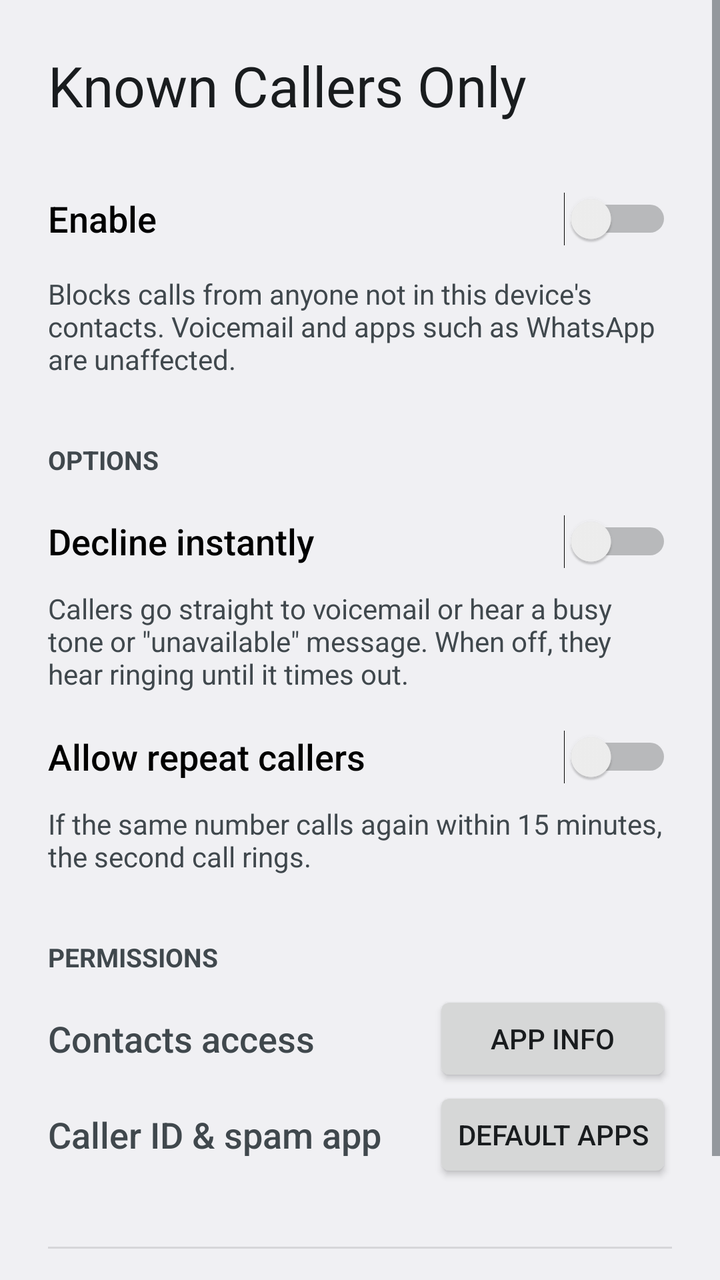
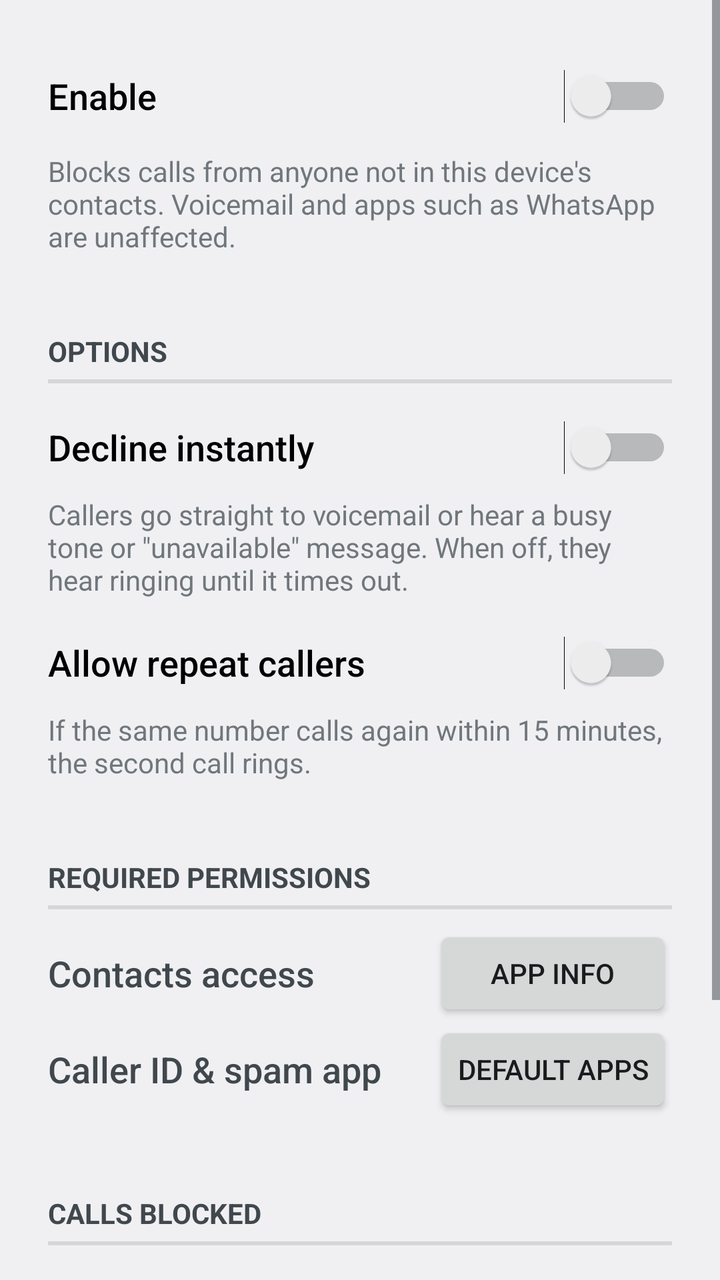

Screens rendered from an Android XML layout before and after an edit, with the pre-edit source and the edit as a unified diff.
<!-- AndroidManifest.xml: application theme AppTheme -->
<!-- res/layout/activity_main.xml -->
<?xml version="1.0" encoding="utf-8"?>
<ScrollView xmlns:android="http://schemas.android.com/apk/res/android"
    android:layout_width="match_parent"
    android:layout_height="match_parent"
    android:id="@+id/root">

    <LinearLayout
        android:layout_width="match_parent"
        android:layout_height="wrap_content"
        android:orientation="vertical"
        android:padding="24dp">

        <TextView
            android:layout_width="wrap_content"
            android:layout_height="wrap_content"
            android:text="@string/app_name"
            android:textAppearance="?android:attr/textAppearanceLarge"
            android:textSize="28sp" />

        <Switch
            android:id="@+id/toggle"
            android:layout_width="match_parent"
            android:layout_height="wrap_content"
            android:layout_marginTop="24dp"
            android:minHeight="48dp"
            android:text="@string/toggle"
            android:textAppearance="?android:attr/textAppearanceMedium" />

        <TextView
            android:layout_width="match_parent"
            android:layout_height="wrap_content"
            android:layout_marginTop="4dp"
            android:textSize="14sp"
            android:text="@string/description"
            android:textColor="?android:attr/textColorSecondary" />

        
        <LinearLayout
            android:id="@+id/stats"
            android:layout_width="match_parent"
            android:layout_height="wrap_content"
            android:orientation="vertical"
            android:visibility="gone">

            <TextView
                android:layout_width="wrap_content"
                android:layout_height="wrap_content"
                android:layout_marginTop="32dp"
                android:layout_marginBottom="8dp"
                android:text="@string/blocked_calls"
                android:textAllCaps="true"
                android:textColor="?android:attr/textColorSecondary"
                android:textSize="13sp"
                android:textStyle="bold" />

            <TableLayout
                android:layout_width="match_parent"
                android:layout_height="wrap_content"
                android:stretchColumns="1"
                android:shrinkColumns="1">

                <TableRow android:paddingVertical="4dp">

                    <TextView
                        android:text="@string/stats_total"
                        android:textAppearance="?android:attr/textAppearanceMedium"
                        android:textSize="15sp" />

                    <TextView
                        android:id="@+id/stats_total"
                        android:gravity="end"
                        android:textAppearance="?android:attr/textAppearanceMedium"
                        android:textSize="15sp" />
                </TableRow>

                <TableRow android:paddingVertical="4dp">

                    <TextView
                        android:text="@string/stats_recent"
                        android:textAppearance="?android:attr/textAppearanceMedium"
                        android:textSize="15sp" />

                    <TextView
                        android:id="@+id/stats_recent"
                        android:autoLink="phone"
                        android:gravity="end"
                        android:textAppearance="?android:attr/textAppearanceMedium"
                        android:textIsSelectable="true"
                        android:textSize="15sp" />
                </TableRow>
            </TableLayout>
        </LinearLayout>

        
        <LinearLayout
            android:id="@+id/options"
            android:layout_width="match_parent"
            android:layout_height="wrap_content"
            android:orientation="vertical">

            <TextView
                android:layout_width="wrap_content"
                android:layout_height="wrap_content"
                android:layout_marginTop="32dp"
                android:text="@string/options"
                android:textAllCaps="true"
                android:textColor="?android:attr/textColorSecondary"
                android:textSize="13sp"
                android:textStyle="bold" />

            <Switch
                android:id="@+id/instant_decline"
                android:layout_width="match_parent"
                android:layout_height="wrap_content"
                android:layout_marginTop="8dp"
                android:minHeight="48dp"
                android:text="@string/instant_decline"
                android:textAppearance="?android:attr/textAppearanceMedium" />

            <TextView
                android:layout_width="match_parent"
                android:layout_height="wrap_content"
                android:text="@string/instant_decline_desc"
                android:textColor="?android:attr/textColorSecondary"
                android:textSize="14sp" />

            <Switch
                android:id="@+id/repeat_callers"
                android:layout_width="match_parent"
                android:layout_height="wrap_content"
                android:layout_marginTop="8dp"
                android:minHeight="48dp"
                android:text="@string/repeat_callers"
                android:textAppearance="?android:attr/textAppearanceMedium" />

            <TextView
                android:layout_width="match_parent"
                android:layout_height="wrap_content"
                android:text="@string/repeat_callers_desc"
                android:textColor="?android:attr/textColorSecondary"
                android:textSize="14sp" />

            
            <Button
                android:id="@+id/add_tile"
                android:layout_width="wrap_content"
                android:layout_height="wrap_content"
                android:layout_marginTop="16dp"
                android:text="@string/add_tile"
                android:visibility="gone" />
        </LinearLayout>

        
        <LinearLayout
            android:id="@+id/permissions"
            android:layout_width="match_parent"
            android:layout_height="wrap_content"
            android:orientation="vertical">

            <TextView
                android:layout_width="wrap_content"
                android:layout_height="wrap_content"
                android:layout_marginTop="32dp"
                android:layout_marginBottom="8dp"
                android:text="@string/permissions"
                android:textAllCaps="true"
                android:textColor="?android:attr/textColorSecondary"
                android:textSize="13sp"
                android:textStyle="bold" />

            <TableLayout
                android:layout_width="match_parent"
                android:layout_height="wrap_content"
                android:shrinkColumns="0"
                android:stretchColumns="0">

                <TableRow
                    android:id="@+id/row_contacts"
                    android:gravity="center_vertical"
                    android:minHeight="48dp">

                    <TextView
                        android:text="@string/perm_contacts"
                        android:textAppearance="?android:attr/textAppearanceMedium" />

                    <Button
                        android:id="@+id/open_app_info"
                        android:text="@string/app_info" />
                </TableRow>

                <TableRow
                    android:id="@+id/row_role"
                    android:gravity="center_vertical"
                    android:minHeight="48dp">

                    <TextView
                        android:text="@string/perm_role"
                        android:textAppearance="?android:attr/textAppearanceMedium" />

                    <Button
                        android:id="@+id/open_default_apps"
                        android:text="@string/default_apps" />
                </TableRow>
            </TableLayout>
        </LinearLayout>

        <View
            android:layout_width="match_parent"
            android:layout_height="1dp"
            android:layout_marginTop="32dp"
            android:background="?android:attr/listDivider" />

        <TextView
            android:layout_width="match_parent"
            android:layout_height="wrap_content"
            android:layout_marginTop="16dp"
            android:text="@string/builtin_note"
            android:textColor="?android:attr/textColorTertiary"
            android:textSize="12sp" />
    </LinearLayout>
</ScrollView>
<!-- resources referenced by this layout -->
<resources>
  <string name="add_tile">Add to Quick Settings</string>
  <string name="app_info">App info</string>
  <string name="app_name">Known Callers Only</string>
  <string name="blocked_calls">Blocked calls</string>
  <string name="builtin_note"><b>Tip:</b> Your phone app may already have this setting built in. Options like \"Block unidentified callers\" usually only apply to hidden numbers, not unknown ones.</string>
  <string name="default_apps">Default apps</string>
  <string name="description">Blocks calls from anyone not in this device\'s contacts. Voicemail and apps such as WhatsApp are unaffected.</string>
  <string name="instant_decline">Decline instantly</string>
  <string name="instant_decline_desc">Callers go straight to voicemail or hear a busy tone or \"unavailable\" message. When off, they hear ringing until it times out.</string>
  <string name="options">Options</string>
  <string name="perm_contacts">Contacts access</string>
  <string name="perm_role">Caller ID &amp; spam app</string>
  <string name="permissions">Permissions</string>
  <string name="repeat_callers">Allow repeat callers</string>
  <string name="repeat_callers_desc">If the same number calls again within 15 minutes, the second call rings.</string>
  <string name="stats_recent">Most recent</string>
  <string name="stats_total">Total</string>
  <string name="toggle">Enable</string>
  <style name="AppTheme" parent="@android:style/Theme.DeviceDefault.DayNight">
          <item name="android:windowLightStatusBar">true</item>
          <item name="android:windowLightNavigationBar">true</item>
      </style>
</resources>

<!-- the commit's change to res/layout/activity_main.xml (unified diff, before → after) -->
@@ -10,86 +10,17 @@
         android:orientation="vertical"
         android:padding="24dp">
 
-        <TextView
-            android:layout_width="wrap_content"
-            android:layout_height="wrap_content"
-            android:text="@string/app_name"
-            android:textAppearance="?android:attr/textAppearanceLarge"
-            android:textSize="28sp" />
-
         <Switch
             android:id="@+id/toggle"
-            android:layout_width="match_parent"
-            android:layout_height="wrap_content"
-            android:layout_marginTop="24dp"
-            android:minHeight="48dp"
-            android:text="@string/toggle"
-            android:textAppearance="?android:attr/textAppearanceMedium" />
+            style="@style/SettingSwitch"
+            android:text="@string/toggle" />
 
         <TextView
             android:layout_width="match_parent"
             android:layout_height="wrap_content"
+            android:textAppearance="?android:attr/textAppearanceSmall"
             android:layout_marginTop="4dp"
-            android:textSize="14sp"
-            android:text="@string/description"
-            android:textColor="?android:attr/textColorSecondary" />
-
-        
-        <LinearLayout
-            android:id="@+id/stats"
-            android:layout_width="match_parent"
-            android:layout_height="wrap_content"
-            android:orientation="vertical"
-            android:visibility="gone">
-
-            <TextView
-                android:layout_width="wrap_content"
-                android:layout_height="wrap_content"
-                android:layout_marginTop="32dp"
-                android:layout_marginBottom="8dp"
-                android:text="@string/blocked_calls"
-                android:textAllCaps="true"
-                android:textColor="?android:attr/textColorSecondary"
-                android:textSize="13sp"
-                android:textStyle="bold" />
-
-            <TableLayout
-                android:layout_width="match_parent"
-                android:layout_height="wrap_content"
-                android:stretchColumns="1"
-                android:shrinkColumns="1">
-
-                <TableRow android:paddingVertical="4dp">
-
-                    <TextView
-                        android:text="@string/stats_total"
-                        android:textAppearance="?android:attr/textAppearanceMedium"
-                        android:textSize="15sp" />
-
-                    <TextView
-                        android:id="@+id/stats_total"
-                        android:gravity="end"
-                        android:textAppearance="?android:attr/textAppearanceMedium"
-                        android:textSize="15sp" />
-                </TableRow>
-
-                <TableRow android:paddingVertical="4dp">
-
-                    <TextView
-                        android:text="@string/stats_recent"
-                        android:textAppearance="?android:attr/textAppearanceMedium"
-                        android:textSize="15sp" />
-
-                    <TextView
-                        android:id="@+id/stats_recent"
-                        android:autoLink="phone"
-                        android:gravity="end"
-                        android:textAppearance="?android:attr/textAppearanceMedium"
-                        android:textIsSelectable="true"
-                        android:textSize="15sp" />
-                </TableRow>
-            </TableLayout>
-        </LinearLayout>
+            android:text="@string/description" />
 
         
         <LinearLayout
@@ -99,46 +30,34 @@
             android:orientation="vertical">
 
             <TextView
-                android:layout_width="wrap_content"
-                android:layout_height="wrap_content"
+                style="?android:attr/listSeparatorTextViewStyle"
                 android:layout_marginTop="32dp"
-                android:text="@string/options"
-                android:textAllCaps="true"
-                android:textColor="?android:attr/textColorSecondary"
-                android:textSize="13sp"
-                android:textStyle="bold" />
+                android:paddingStart="0dp"
+                android:text="@string/options" />
 
             <Switch
                 android:id="@+id/instant_decline"
-                android:layout_width="match_parent"
-                android:layout_height="wrap_content"
+                style="@style/SettingSwitch"
                 android:layout_marginTop="8dp"
-                android:minHeight="48dp"
-                android:text="@string/instant_decline"
-                android:textAppearance="?android:attr/textAppearanceMedium" />
+                android:text="@string/instant_decline" />
 
             <TextView
                 android:layout_width="match_parent"
                 android:layout_height="wrap_content"
-                android:text="@string/instant_decline_desc"
-                android:textColor="?android:attr/textColorSecondary"
-                android:textSize="14sp" />
+                android:textAppearance="?android:attr/textAppearanceSmall"
+                android:text="@string/instant_decline_desc" />
 
             <Switch
                 android:id="@+id/repeat_callers"
-                android:layout_width="match_parent"
-                android:layout_height="wrap_content"
+                style="@style/SettingSwitch"
                 android:layout_marginTop="8dp"
-                android:minHeight="48dp"
-                android:text="@string/repeat_callers"
-                android:textAppearance="?android:attr/textAppearanceMedium" />
+                android:text="@string/repeat_callers" />
 
             <TextView
                 android:layout_width="match_parent"
                 android:layout_height="wrap_content"
-                android:text="@string/repeat_callers_desc"
-                android:textColor="?android:attr/textColorSecondary"
-                android:textSize="14sp" />
+                android:textAppearance="?android:attr/textAppearanceSmall"
+                android:text="@string/repeat_callers_desc" />
 
             
             <Button
@@ -158,15 +77,11 @@
             android:orientation="vertical">
 
             <TextView
-                android:layout_width="wrap_content"
-                android:layout_height="wrap_content"
+                style="?android:attr/listSeparatorTextViewStyle"
                 android:layout_marginTop="32dp"
+                android:paddingStart="0dp"
                 android:layout_marginBottom="8dp"
-                android:text="@string/permissions"
-                android:textAllCaps="true"
-                android:textColor="?android:attr/textColorSecondary"
-                android:textSize="13sp"
-                android:textStyle="bold" />
+                android:text="@string/permissions" />
 
             <TableLayout
                 android:layout_width="match_parent"
@@ -204,18 +119,51 @@
             </TableLayout>
         </LinearLayout>
 
-        <View
+        <TextView
+            style="?android:attr/listSeparatorTextViewStyle"
+            android:layout_marginTop="32dp"
+            android:paddingStart="0dp"
+            android:layout_marginBottom="8dp"
+            android:text="@string/blocked_calls" />
+
+        <TableLayout
             android:layout_width="match_parent"
-            android:layout_height="1dp"
-            android:layout_marginTop="32dp"
-            android:background="?android:attr/listDivider" />
+            android:layout_height="wrap_content"
+            android:stretchColumns="1"
+            android:shrinkColumns="1">
+
+            <TableRow android:paddingVertical="4dp">
+
+                <TextView
+                    android:text="@string/stats_total"
+                    android:textAppearance="?android:attr/textAppearanceMedium" />
+
+                <TextView
+                    android:id="@+id/stats_total"
+                    android:gravity="end"
+                    android:textAppearance="?android:attr/textAppearanceMedium" />
+            </TableRow>
+
+            <TableRow android:paddingVertical="4dp">
+
+                <TextView
+                    android:text="@string/stats_recent"
+                    android:textAppearance="?android:attr/textAppearanceMedium" />
+
+                <TextView
+                    android:id="@+id/stats_recent"
+                    android:autoLink="phone"
+                    android:gravity="end"
+                    android:textAppearance="?android:attr/textAppearanceMedium"
+                    android:textIsSelectable="true" />
+            </TableRow>
+        </TableLayout>
 
         <TextView
             android:layout_width="match_parent"
             android:layout_height="wrap_content"
-            android:layout_marginTop="16dp"
+            android:layout_marginTop="32dp"
             android:text="@string/builtin_note"
-            android:textColor="?android:attr/textColorTertiary"
-            android:textSize="12sp" />
+            android:textAppearance="?android:attr/textAppearanceSmall" />
     </LinearLayout>
 </ScrollView>
<!-- resource entries referenced after the edit -->
@@ -2,8 +2,7 @@
 <resources>
   <string name="add_tile">Add to Quick Settings</string>
   <string name="app_info">App info</string>
-  <string name="app_name">Known Callers Only</string>
-  <string name="blocked_calls">Blocked calls</string>
+  <string name="blocked_calls">Calls blocked</string>
   <string name="builtin_note"><b>Tip:</b> Your phone app may already have this setting built in. Options like \"Block unidentified callers\" usually only apply to hidden numbers, not unknown ones.</string>
   <string name="default_apps">Default apps</string>
   <string name="description">Blocks calls from anyone not in this device\'s contacts. Voicemail and apps such as WhatsApp are unaffected.</string>
@@ -12,15 +11,28 @@
   <string name="options">Options</string>
   <string name="perm_contacts">Contacts access</string>
   <string name="perm_role">Caller ID &amp; spam app</string>
-  <string name="permissions">Permissions</string>
+  <string name="permissions">Required permissions</string>
   <string name="repeat_callers">Allow repeat callers</string>
   <string name="repeat_callers_desc">If the same number calls again within 15 minutes, the second call rings.</string>
-  <string name="stats_recent">Most recent</string>
+  <string name="stats_recent">Last</string>
   <string name="stats_total">Total</string>
   <string name="toggle">Enable</string>
+  <style name="SettingSwitch">
+          <item name="android:layout_width">match_parent</item>
+          <item name="android:layout_height">wrap_content</item>
+          <item name="android:minHeight">48dp</item>
+          <item name="android:textAppearance">?android:attr/textAppearanceMedium</item>
+      </style>
   <style name="AppTheme" parent="@android:style/Theme.DeviceDefault.DayNight">
-          <item name="android:windowLightStatusBar">true</item>
-          <item name="android:windowLightNavigationBar">true</item>
+          <item name="android:windowLightStatusBar">?android:attr/isLightTheme</item>
+          <item name="android:windowLightNavigationBar">?android:attr/isLightTheme</item>
+          <item name="android:actionBarStyle">@style/HeaderBar</item>
+      </style>
+  <style name="HeaderBar" parent="@android:style/Widget.DeviceDefault.ActionBar.Solid">
+          <item name="android:titleTextStyle">@style/HeaderBarTitle</item>
+      </style>
+  <style name="HeaderBarTitle" parent="@android:style/TextAppearance.DeviceDefault.Widget.ActionBar.Title">
+          <item name="android:textSize">20dp</item>
       </style>
 </resources>
 
